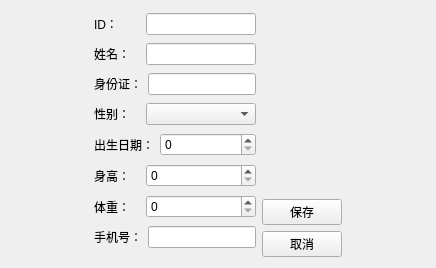
Old version of the form patienteditview.ui in the repository lwh-wq/QtCourse.
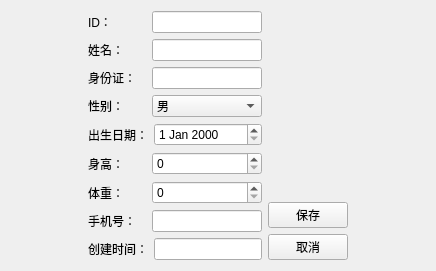
New version of the form.

What changed in the file:
```diff
--- a/patienteditview.ui
+++ b/patienteditview.ui
@@ -30,7 +30,7 @@
       </spacer>
      </item>
      <item>
-      <layout class="QHBoxLayout" name="horizontalLayout_10">
+      <layout class="QHBoxLayout" name="horizontalLayout_9">
        <item>
         <layout class="QVBoxLayout" name="verticalLayout">
          <item>
@@ -103,20 +103,16 @@
           </layout>
          </item>
          <item>
-          <layout class="QHBoxLayout" name="horizontalLayout_9">
+          <layout class="QHBoxLayout" name="horizontalLayout_4">
            <item>
-            <layout class="QHBoxLayout" name="horizontalLayout_4">
-             <item>
-              <widget class="QLabel" name="label_3">
-               <property name="text">
-                <string>性别：</string>
-               </property>
-              </widget>
-             </item>
-            </layout>
+            <widget class="QLabel" name="label_3">
+             <property name="text">
+              <string>性别：</string>
+             </property>
+            </widget>
            </item>
            <item>
-            <widget class="QComboBox" name="comboBox">
+            <widget class="QComboBox" name="dbComboxSex">
              <property name="sizePolicy">
               <sizepolicy hsizetype="Expanding" vsizetype="Fixed">
                <horstretch>0</horstretch>
@@ -129,6 +125,16 @@
                <height>16777215</height>
               </size>
              </property>
+             <item>
+              <property name="text">
+               <string>男</string>
+              </property>
+             </item>
+             <item>
+              <property name="text">
+               <string>女</string>
+              </property>
+             </item>
             </widget>
            </item>
           </layout>
@@ -137,25 +143,19 @@
           <layout class="QHBoxLayout" name="horizontalLayout_7">
            <item>
             <widget class="QLabel" name="label_5">
+             <property name="maximumSize">
+              <size>
+               <width>60</width>
+               <height>16777215</height>
+              </size>
+             </property>
              <property name="text">
               <string>出生日期：</string>
              </property>
             </widget>
            </item>
            <item>
-            <widget class="QSpinBox" name="spinBox_3">
-             <property name="sizePolicy">
-              <sizepolicy hsizetype="Expanding" vsizetype="Fixed">
-               <horstretch>0</horstretch>
-               <verstretch>0</verstretch>
-              </sizepolicy>
-             </property>
-             <property name="minimumSize">
-              <size>
-               <width>0</width>
-               <height>0</height>
-              </size>
-             </property>
+            <widget class="QDateEdit" name="dbDateEditDOB">
              <property name="maximumSize">
               <size>
                <width>110</width>
@@ -221,7 +221,7 @@
           </layout>
          </item>
          <item>
-          <layout class="QHBoxLayout" name="horizontalLayout_5">
+          <layout class="QHBoxLayout" name="horizontalLayout_10">
            <item>
             <widget class="QLabel" name="label_7">
              <property name="text">
@@ -230,7 +230,28 @@
             </widget>
            </item>
            <item>
-            <widget class="QLineEdit" name="lineEdit_4">
+            <widget class="QLineEdit" name="dbEditMobile">
+             <property name="maximumSize">
+              <size>
+               <width>110</width>
+               <height>16777215</height>
+              </size>
+             </property>
+            </widget>
+           </item>
+          </layout>
+         </item>
+         <item>
+          <layout class="QHBoxLayout" name="horizontalLayout_5">
+           <item>
+            <widget class="QLabel" name="label_9">
+             <property name="text">
+              <string>创建时间：</string>
+             </property>
+            </widget>
+           </item>
+           <item>
+            <widget class="QLineEdit" name="dbCreateTimeStamp">
              <property name="maximumSize">
               <size>
                <width>110</width>
```
Left out of the diff: 10 changed lines with no effect on the pictures.
